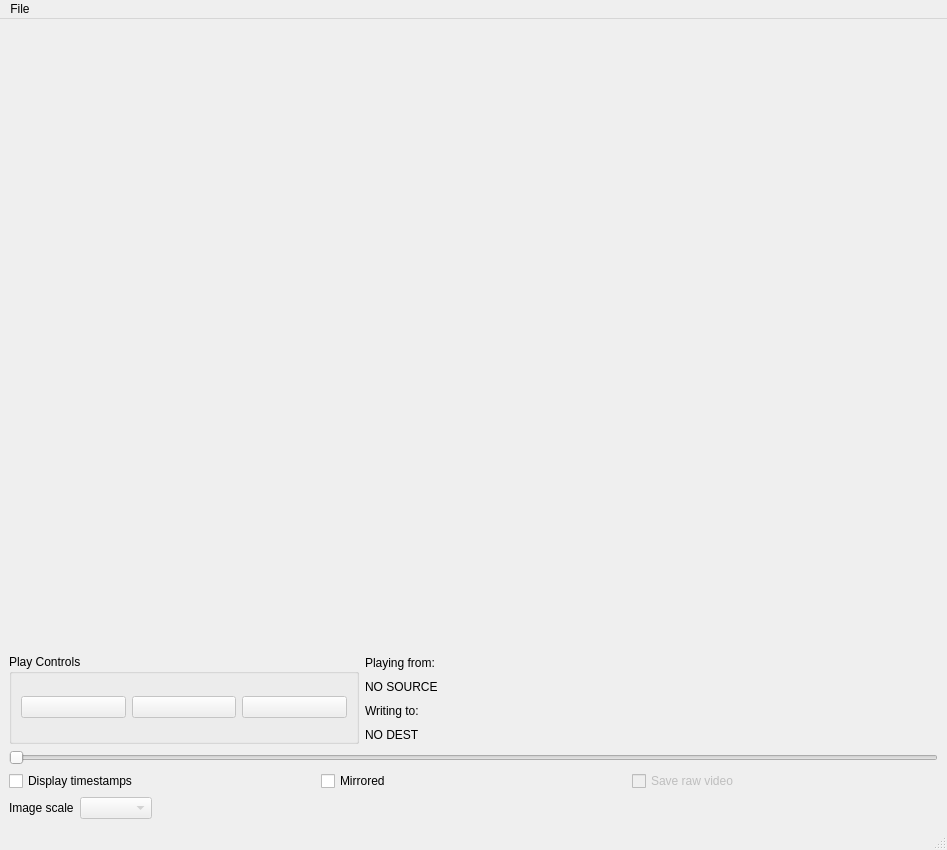
This is scorer_gui/obj_scorer_ui.ui in NeuroNetMem/score as Qt 5 draws it before an edit. The edited form follows.
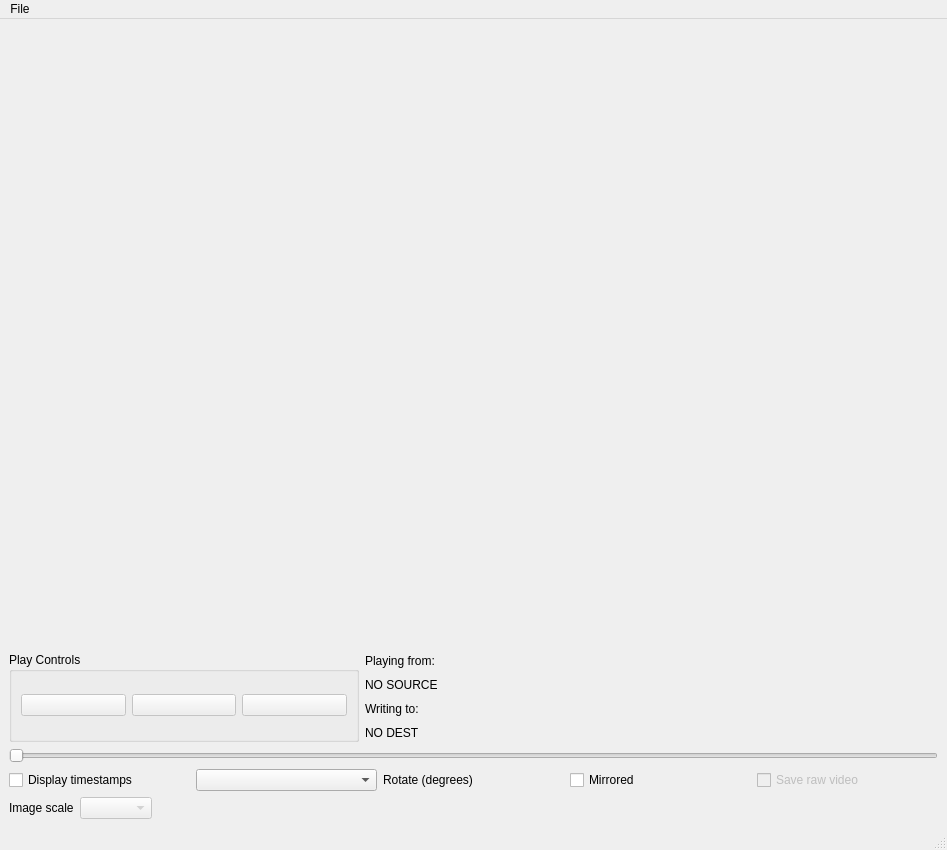
This is the edited form. Icons and pictures are not drawn. Custom widgets are drawn as their Qt base class.

Commit message: added rotate function

The edit to the form file:
```diff
--- a/scorer_gui/obj_scorer_ui.ui
+++ b/scorer_gui/obj_scorer_ui.ui
@@ -219,6 +219,16 @@
         </property>
        </widget>
       </item>
+      <item>
+       <widget class="QComboBox" name="rotateComboBox"/>
+      </item>
+      <item>
+       <widget class="QLabel" name="label_4">
+        <property name="text">
+         <string>Rotate (degrees)</string>
+        </property>
+       </widget>
+      </item>
       <item>
        <widget class="QCheckBox" name="mirroredButton">
         <property name="text">
```
The commit also changes 7 other files.
